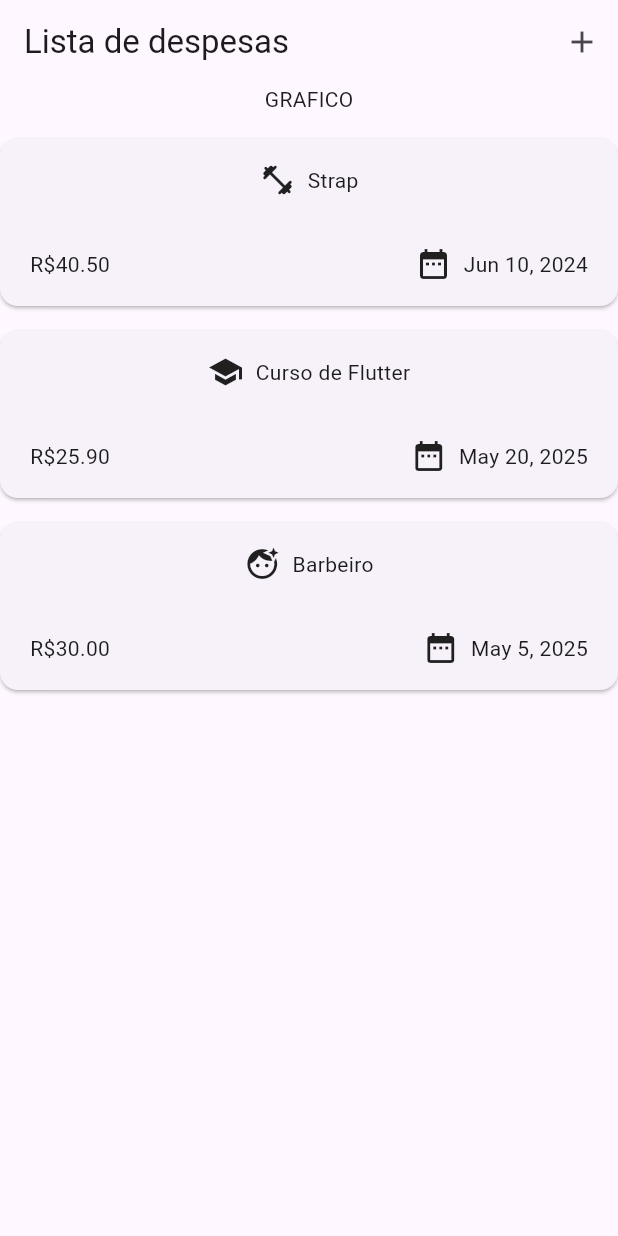
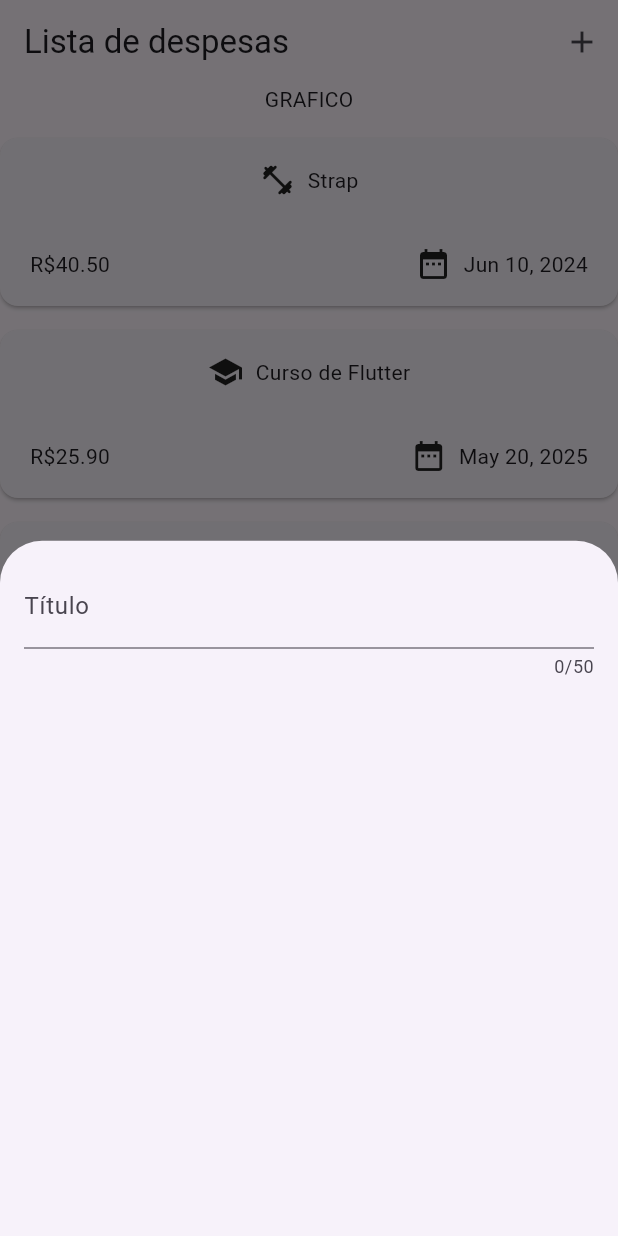
Before and after one commit to Gabrielst27/expense-tracker, a Flutter app: the screen it shows after launch, after a tap on the "add" icon, on a phone screen of 412 x 824 dp. Run offline on Flutter 3.47's test engine with Material 3 defaults, Android fonts, the phone set to English and light mode, and no system bars.

Commit message:
feat: created add_expense widget and modal to add new expense on expenses screen

```diff
--- a/lib/screens/expenses_screen.dart
+++ b/lib/screens/expenses_screen.dart
@@ -1,4 +1,5 @@
 import 'package:expense_tracker/data/mockups/expenses_mockup.dart';
+import 'package:expense_tracker/widgets/add_expense.dart';
 import 'package:expense_tracker/widgets/expenses-list/expenses_list.dart';
 import 'package:flutter/material.dart';
 
@@ -12,12 +13,24 @@ class ExpensesScreen extends StatefulWidget {
 }
 
 class _ExpensesScreenState extends State<ExpensesScreen> {
+  void _openAddExpenseOverlay() {
+    showModalBottomSheet(
+      context: context,
+      builder: (ctx) => const AddExpense(),
+    );
+  }
+
   @override
   Widget build(BuildContext context) {
     return Scaffold(
       appBar: AppBar(
         title: Text('Lista de despesas'),
-        actions: [IconButton(onPressed: () {}, icon: const Icon(Icons.add))],
+        actions: [
+          IconButton(
+            onPressed: _openAddExpenseOverlay,
+            icon: const Icon(Icons.add),
+          ),
+        ],
       ),
       body: Column(
         children: [
--- /dev/null
+++ b/lib/widgets/add_expense.dart
@@ -0,0 +1,28 @@
+import 'package:flutter/material.dart';
+
+class AddExpense extends StatefulWidget {
+  const AddExpense({super.key});
+
+  @override
+  State<AddExpense> createState() {
+    return _AddExpenseState();
+  }
+}
+
+class _AddExpenseState extends State<AddExpense> {
+  @override
+  Widget build(BuildContext context) {
+    return Padding(
+      padding: EdgeInsets.all(16),
+      child: Column(
+        children: [
+          TextField(
+            maxLength: 50,
+            keyboardType: TextInputType.name,
+            decoration: InputDecoration(label: Text('Título')),
+          ),
+        ],
+      ),
+    );
+  }
+}
```
